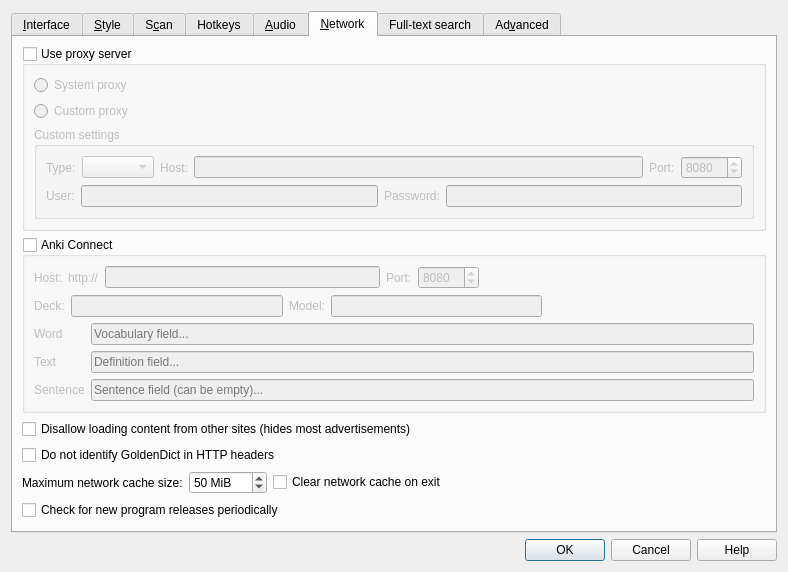
First picture: the form in src/ui/preferences.ui, repository xiaoyifang/goldendict-ng, before the edit.
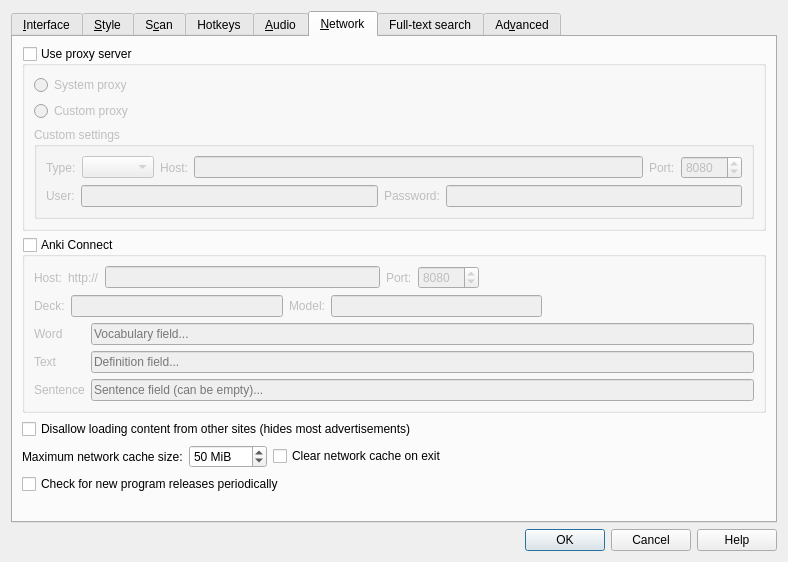
Second picture: the form after the edit. The open tabs and pages were chosen to show the change. Icons and pictures are not drawn.

Patch:
```diff
--- a/src/ui/preferences.ui
+++ b/src/ui/preferences.ui
@@ -1343,17 +1343,6 @@
          </property>
         </widget>
        </item>
-       <item>
-        <widget class="QCheckBox" name="hideGoldenDictHeader">
-         <property name="toolTip">
-          <string>Some sites detect GoldenDict via HTTP headers and block the requests.
-Enable this option to workaround the problem.</string>
-         </property>
-         <property name="text">
-          <string>Do not identify GoldenDict in HTTP headers</string>
-         </property>
-        </widget>
-       </item>
        <item>
         <layout class="QHBoxLayout" name="horizontalLayout_11">
          <item>
```
